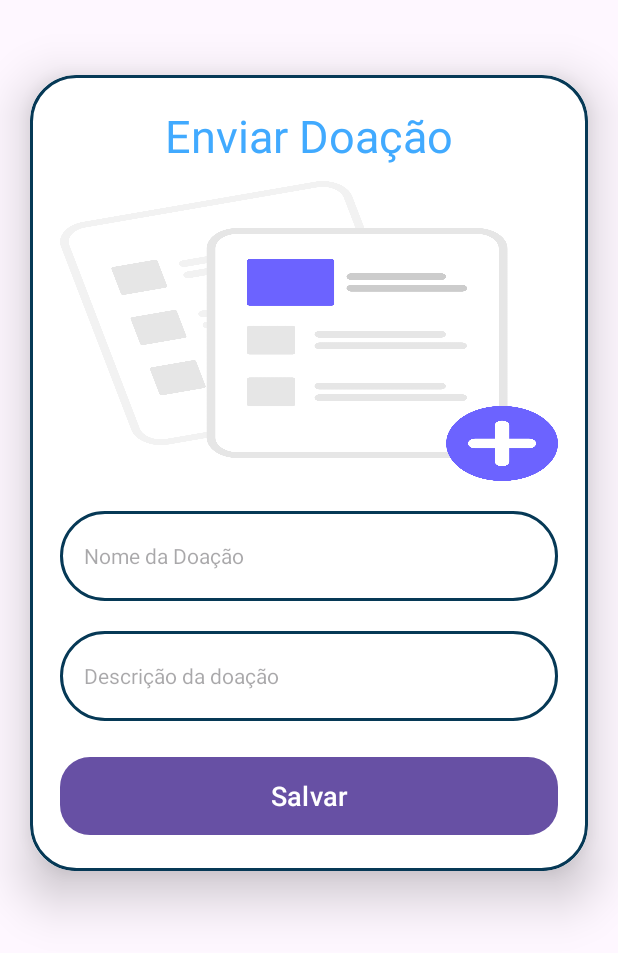
After one commit to AdrianoCostta/DoeIt, an Android app: the UploadActivity screen opened directly, with no data from a screen before it, on a phone screen of 412 x 824 dp. The commit adds this screen. Shown: the top 953 px of the screen. Run offline under Robolectric (Android 15) with nearby library versions, the phone set to English and light mode, and no system bars; our stand-ins replace Firebase (no records; nobody signed in at launch, a user with empty details on screens opened directly); 3 statements that could not run were skipped.

Commit message:
Tela de doação criada, parte do criar do CRUD codificada. Parte da leitura de dados em andandamento.

```diff
--- a/app/build.gradle
+++ b/app/build.gradle
@@ -34,6 +34,8 @@ dependencies {
     implementation 'androidx.appcompat:appcompat:1.6.1'
     implementation 'com.google.android.material:material:1.10.0'
     implementation 'androidx.constraintlayout:constraintlayout:2.1.4'
+    implementation 'com.google.firebase:firebase-database:20.3.0'
+    implementation 'com.google.firebase:firebase-storage:20.3.0'
     testImplementation 'junit:junit:4.13.2'
     androidTestImplementation 'androidx.test.ext:junit:1.1.5'
     androidTestImplementation 'androidx.test.espresso:espresso-core:3.5.1'
@@ -41,4 +43,6 @@ dependencies {
     implementation 'com.google.firebase:firebase-analytics'
     implementation 'com.google.firebase:firebase-auth'
     implementation 'com.google.firebase:firebase-firestore'
+    implementation 'com.github.bumptech.glide:glide:4.14.2'
+    annotationProcessor 'com.github.bumptech.glide:compiler:4.14.2'
 }
--- /dev/null
+++ b/app/src/main/java/com/example/doeit/UploadActivity.java
@@ -0,0 +1,134 @@
+package com.example.doeit;
+
+import androidx.activity.result.ActivityResult;
+import androidx.activity.result.ActivityResultCallback;
+import androidx.activity.result.ActivityResultLauncher;
+import androidx.activity.result.contract.ActivityResultContracts;
+import androidx.annotation.NonNull;
+import androidx.appcompat.app.AlertDialog;
+import androidx.appcompat.app.AppCompatActivity;
+import android.app.Activity;
+import android.content.Intent;
+import android.net.Uri;
+import android.os.Bundle;
+import android.view.View;
+import android.widget.Button;
+import android.widget.EditText;
+import android.widget.ImageView;
+import android.widget.Toast;
+import com.google.android.gms.tasks.OnCompleteListener;
+import com.google.android.gms.tasks.OnFailureListener;
+import com.google.android.gms.tasks.OnSuccessListener;
+import com.google.android.gms.tasks.Task;
+import com.google.firebase.database.FirebaseDatabase;
+import com.google.firebase.storage.FirebaseStorage;
+import com.google.firebase.storage.StorageReference;
+import com.google.firebase.storage.UploadTask;
+import java.text.DateFormat;
+import java.util.Calendar;
+
+public class UploadActivity extends AppCompatActivity {
+
+    private ImageView uploadImage;
+    private Button saveButton;
+    private EditText uploadName, uploadDesc, uploadStatus;
+    private String imageURL;
+    private Uri uri;
+
+    @Override
+    protected void onCreate(Bundle savedInstanceState) {
+        super.onCreate(savedInstanceState);
+        setContentView(R.layout.activity_upload);
+
+        uploadImage = findViewById(R.id.uploadImage);
+        uploadDesc = findViewById(R.id.uploadDesc);
+        uploadName = findViewById(R.id.uploadName);
+        saveButton = findViewById(R.id.saveButton);
+
+        ActivityResultLauncher<Intent> activityResultLauncher = registerForActivityResult(
+                new ActivityResultContracts.StartActivityForResult(),
+                new ActivityResultCallback<ActivityResult>() {
+                    @Override
+                    public void onActivityResult(ActivityResult result) {
+                        if (result.getResultCode() == Activity.RESULT_OK){
+                            Intent data = result.getData();
+                            uri = data.getData();
+                            uploadImage.setImageURI(uri);
+                        } else {
+                            Toast.makeText(UploadActivity.this, "Nenhuma Imagem Selecionada", Toast.LENGTH_SHORT).show();
+                        }
+                    }
+                }
+        );
+
+        uploadImage.setOnClickListener(new View.OnClickListener() {
+            @Override
+            public void onClick(View view) {
+            Intent photoPicker = new Intent(Intent.ACTION_PICK);
+            photoPicker.setType("image/*");
+            activityResultLauncher.launch(photoPicker);
+            }
+        });
+
+        saveButton.setOnClickListener(new View.onClickListener() {
+           @Override
+           public void onClick(View view) {
+                saveData();
+           }
+        });
+    }
+
+    public void saveData(){
+
+        StorageReference storageReference = FirebaseStorage.getInstance().getReference().child("Android Image")
+                .child(uri.getLastPathSegment());
+
+        AlertDialog.Builder builder = new AlertDialog.Builder(UploadActivity.this);
+        builder.setCancelable(false);
+        builder.setView(R.layout.progress_layout);
+        AlertDialog dialog = builder.create();
+        dialog.show();
+
+        storageReference.putFile(uri).addOnSuccessListener(new OnSuccessListener<UploadTask.TaskSnapshot>() {
+            @Override
+            public void onSuccess(UploadTask.TaskSnapshot taskSnapshot) {
+               Task<Uri> uriTask = taskSnapshot.getStorage().getDownloadUrl();
+               while (!uriTask.isComplete());
+               Uri urlImage = uriTask.getResult();
+               imageURL = urlImage.toString();
+               uploadData();
+               dialog.dismiss();
+            }
+        }).addOnFailureListener(new OnFailureListener() {
+            @Override
+            public void onFailure(@NonNull Exception e) {
+
+            }
+        });
+    }
+
+    public void uploadData(){
+
+        String name = uploadName.getText().toString();
+        String desc = uploadDesc.getText().toString();
+        String status = "Available";
+
+        DataClass dataClass = new DataClass(name, desc, status, imageURL);
+
+        FirebaseDatabase.getInstance().getReference("Doe It").child(name)
+                .setValue(dataClass).addOnCompleteListener(new OnCompleteListener<Void>() {
+                    @Override
+                    public void onComplete(@NonNull Task<Void> task) {
+                        if(task.isSuccessful()){
+                            Toast.makeText(UploadActivity.this, "Salvo", Toast.LENGTH_SHORT).show();
+                            finish();
+                        }
+                    }
+                }).addOnFailureListener(new OnFailureListener() {
+                    @Override
+                    public void onFailure(@NonNull Exception e) {
+                        Toast.makeText(UploadActivity.this, e.getMessage().toString(), Toast.LENGTH_SHORT).show();
+                    }
+                });
+    }
+}
--- /dev/null
+++ b/app/src/main/res/drawable/baseline_add_24.xml
@@ -0,0 +1,5 @@
+<vector android:height="24dp" android:tint="#FFFFFF"
+    android:viewportHeight="24" android:viewportWidth="24"
+    android:width="24dp" xmlns:android="http://schemas.android.com/apk/res/android">
+    <path android:fillColor="@android:color/white" android:pathData="M19,13h-6v6h-2v-6H5v-2h6V5h2v6h6v2z"/>
+</vector>
--- /dev/null
+++ b/app/src/main/res/drawable/lavender_border.xml
@@ -0,0 +1,12 @@
+<?xml version="1.0" encoding="utf-8"?>
+<shape xmlns:android="http://schemas.android.com/apk/res/android"
+    android:shape="rectangle">
+
+    <stroke
+        android:width="2dp"
+        android:color="@color/blue2"/>
+
+    <corners
+        android:radius="30dp"/>
+
+</shape>
--- a/app/src/main/res/layout/activity_doador_main2.xml
+++ b/app/src/main/res/layout/activity_doador.xml
@@ -5,7 +5,7 @@
     android:layout_width="match_parent"
     android:layout_height="match_parent"
     android:background="@color/blue"
-    tools:context=".DoadorMain">
+    tools:context=".DoadorActivity">
 
 
     <androidx.constraintlayout.widget.ConstraintLayout
@@ -34,7 +34,7 @@
             android:layout_height="wrap_content"
             android:layout_marginStart="4dp"
             android:layout_marginTop="15dp"
-            android:text=""
+            android:text="teste"
             android:textColor="@color/white"
             android:textSize="25sp"
             android:textStyle="bold"
--- /dev/null
+++ b/app/src/main/res/layout/activity_upload.xml
@@ -0,0 +1,80 @@
+<?xml version="1.0" encoding="utf-8"?>
+<ScrollView
+    xmlns:android="http://schemas.android.com/apk/res/android"
+    xmlns:app="http://schemas.android.com/apk/res-auto"
+    xmlns:tools="http://schemas.android.com/tools"
+    android:layout_width="match_parent"
+    android:layout_height="match_parent"
+    android:orientation="vertical"
+    tools:context=".UploadActivity">
+
+    <androidx.cardview.widget.CardView
+        android:layout_width="match_parent"
+        android:layout_height="wrap_content"
+        android:layout_marginTop="50dp"
+        android:layout_marginEnd="20dp"
+        android:layout_marginStart="20dp"
+        app:cardCornerRadius="30dp"
+        app:cardElevation="20dp">
+
+        <LinearLayout
+            android:layout_width="match_parent"
+            android:layout_height="wrap_content"
+            android:orientation="vertical"
+            android:gravity="center_horizontal"
+            android:padding="20dp"
+            android:background="@drawable/lavender_border">
+
+            <TextView
+                android:layout_width="match_parent"
+                android:layout_height="wrap_content"
+                android:text="Enviar Doação"
+                android:textSize="30sp"
+                android:textAlignment="center"
+                android:textColor="@color/blue"
+                />
+
+            <ImageView
+                android:layout_width="match_parent"
+                android:layout_height="200dp"
+                android:src="@drawable/undraw_add_files_re_v09g"
+                android:id="@+id/uploadImage"
+                android:layout_marginTop="10dp"
+                android:scaleType="fitXY"/>
+
+            <TextView
+                android:layout_width="match_parent"
+                android:layout_height="60dp"
+                android:id="@+id/uploadName"
+                android:background="@drawable/lavender_border"
+                android:layout_marginTop="20dp"
+                android:padding="16dp"
+                android:hint="Nome da Doação"
+                android:gravity="start|center_vertical"
+                android:textColor="@color/blue"/>
+
+            <TextView
+                android:layout_width="match_parent"
+                android:layout_height="60dp"
+                android:id="@+id/uploadDesc"
+                android:background="@drawable/lavender_border"
+                android:layout_marginTop="20dp"
+                android:padding="16dp"
+                android:hint="Descrição da doação"
+                android:gravity="start|center_vertical"
+                android:textColor="@color/blue"/>
+
+            <Button
+                android:layout_width="match_parent"
+                android:layout_height="60dp"
+                android:text="Salvar"
+                android:id="@+id/saveButton"
+                android:textSize="18sp"
+                android:layout_marginTop="20dp"
+                app:cornerRadius = "20dp"/>
+
+
+        </LinearLayout>
+
+    </androidx.cardview.widget.CardView>
+</ScrollView>
--- a/app/src/main/res/values/themes.xml
+++ b/app/src/main/res/values/themes.xml
@@ -7,4 +7,9 @@
     </style>
 
     <style name="Theme.DoeIt" parent="Base.Theme.DoeIt" />
+
+    <style name="roundedImageViewRounded">
+        <item name="cornerFamily">rounded</item>
+        <item name="cornerSize">50%</item>
+    </style>
 </resources>
```
Also changed, not shown: app/src/main/AndroidManifest.xml (+10 -2 lines), app/src/main/java/com/example/doeit/DataClass.java (added, +36 -0 lines), app/src/main/java/com/example/doeit/DetailActivity.java (added, +14 -0 lines), app/src/main/java/com/example/doeit/DoadorActivity.java (added, +16 -0 lines), app/src/main/java/com/example/doeit/DoadorMain.java (deleted, +0 -61 lines), app/src/main/java/com/example/doeit/MyAdapter.java (added, +29 -0 lines), app/src/main/res/layout/activity_detail.xml (added, +42 -0 lines), app/src/main/res/layout/list_doacao.xml (added, +23 -0 lines), app/src/main/res/layout/progress_layout.xml (added, +21 -0 lines), app/src/main/res/layout/recycler_item.xml (added, +65 -0 lines), build.gradle (+9 -1 lines), app/src/main/res/drawable/upload_icon.png (added). Lines whose indentation alone changed are shown as unchanged.
